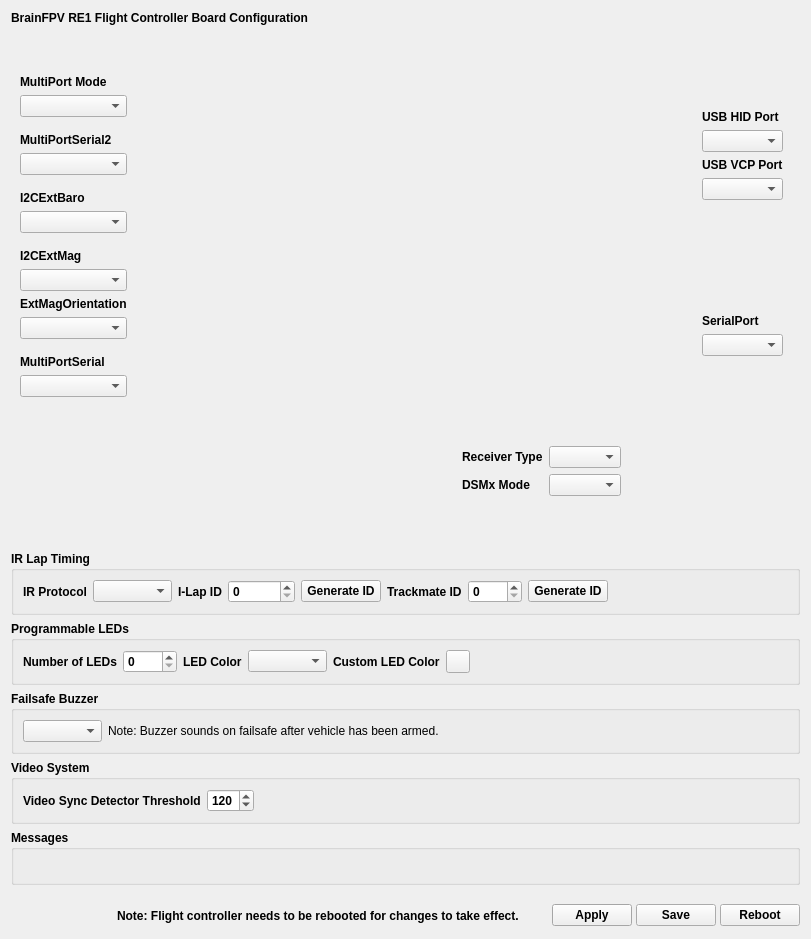
The window that ground/gcs/src/plugins/boards_brainfpv/brainre1configuration.ui (d-ronin/dRonin) describes before a commit, drawn with Qt 5.
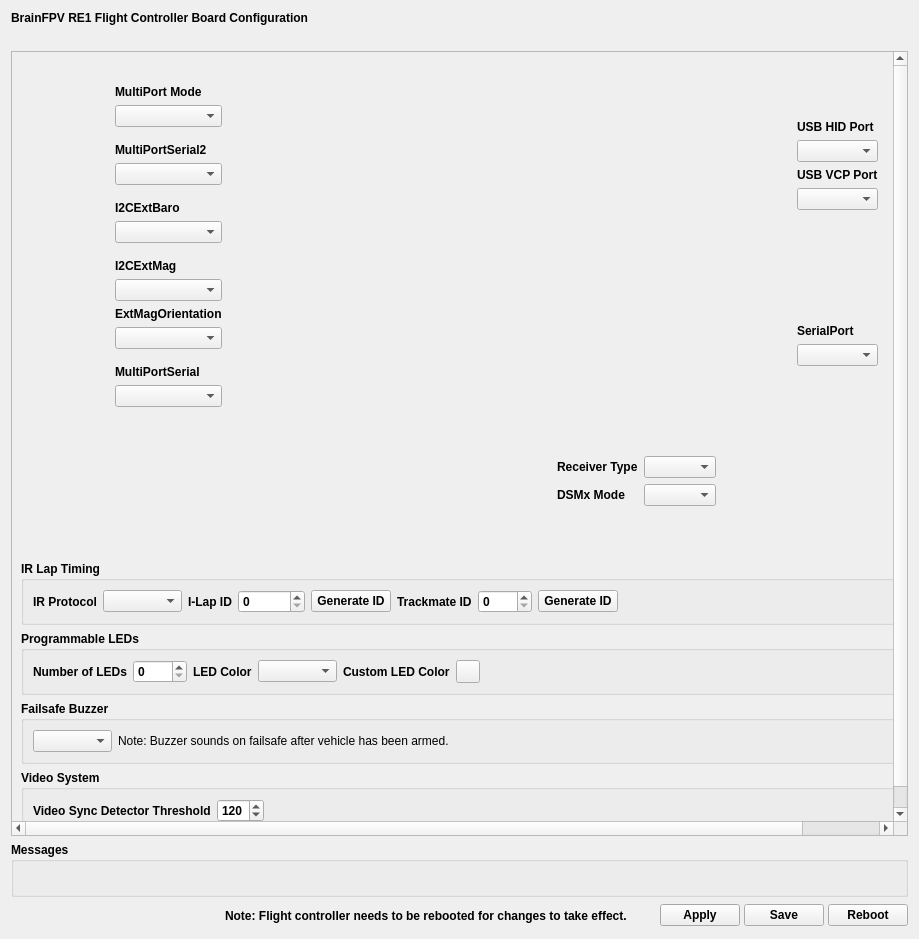
The same window after the commit. Icons and pictures are not drawn. Custom widgets are drawn as their Qt base class.

Commit message: GCS: Fix RE1 Hw config layout

```diff
--- a/ground/gcs/src/plugins/boards_brainfpv/brainre1configuration.ui
+++ b/ground/gcs/src/plugins/boards_brainfpv/brainre1configuration.ui
@@ -6,7 +6,7 @@
    <rect>
     <x>0</x>
     <y>0</y>
-    <width>811</width>
+    <width>919</width>
     <height>939</height>
    </rect>
   </property>
@@ -50,18 +50,33 @@
     </spacer>
    </item>
    <item>
+    <widget class="QScrollArea" name="scrollArea">
+     <property name="widgetResizable">
+      <bool>true</bool>
+     </property>
+     <widget class="QWidget" name="scrollAreaWidgetContents">
+      <property name="geometry">
+       <rect>
+        <x>-80</x>
+        <y>0</y>
+        <width>968</width>
+        <height>800</height>
+       </rect>
+      </property>
+      <layout class="QVBoxLayout" name="verticalLayout_4">
+       <item>
     <layout class="QHBoxLayout" name="horizontalLayout_3">
-     <item alignment="Qt::AlignHCenter">
+         <item>
       <widget class="QFrame" name="frame">
        <property name="sizePolicy">
-        <sizepolicy hsizetype="Fixed" vsizetype="Fixed">
+            <sizepolicy hsizetype="MinimumExpanding" vsizetype="Fixed">
          <horstretch>0</horstretch>
          <verstretch>0</verstretch>
         </sizepolicy>
        </property>
        <property name="minimumSize">
         <size>
-         <width>770</width>
+             <width>950</width>
          <height>0</height>
         </size>
        </property>
@@ -82,7 +97,7 @@
           </property>
           <property name="sizeHint" stdset="0">
            <size>
-            <width>20</width>
+                <width>10</width>
             <height>20</height>
            </size>
           </property>
@@ -304,6 +319,9 @@
            <layout class="QVBoxLayout" name="verticalLayout_3">
             <item>
              <layout class="QHBoxLayout" name="horizontalLayout_10">
+                  <property name="sizeConstraint">
+                   <enum>QLayout::SetFixedSize</enum>
+                  </property>
               <item>
                <widget class="QLabel" name="imgLabelMp">
                 <property name="sizePolicy">
@@ -588,7 +606,7 @@
           </property>
           <property name="sizeHint" stdset="0">
            <size>
-            <width>40</width>
+                <width>10</width>
             <height>20</height>
            </size>
           </property>
@@ -824,6 +842,13 @@
      </item>
     </layout>
    </item>
+      </layout>
+      <zorder>frame</zorder>
+      <zorder></zorder>
+      <zorder></zorder>
+     </widget>
+    </widget>
+   </item>
    <item>
     <widget class="QGroupBox" name="groupBox_5">
      <property name="title">
@@ -852,19 +877,6 @@
      </layout>
     </widget>
    </item>
-   <item>
-    <spacer name="verticalSpacer_4">
-     <property name="orientation">
-      <enum>Qt::Vertical</enum>
-     </property>
-     <property name="sizeHint" stdset="0">
-      <size>
-       <width>20</width>
-       <height>40</height>
-      </size>
-     </property>
-    </spacer>
-   </item>
    <item>
     <layout class="QHBoxLayout" name="horizontalLayout_2">
      <property name="spacing">
```
Lines whose indentation alone changed are shown as unchanged.
